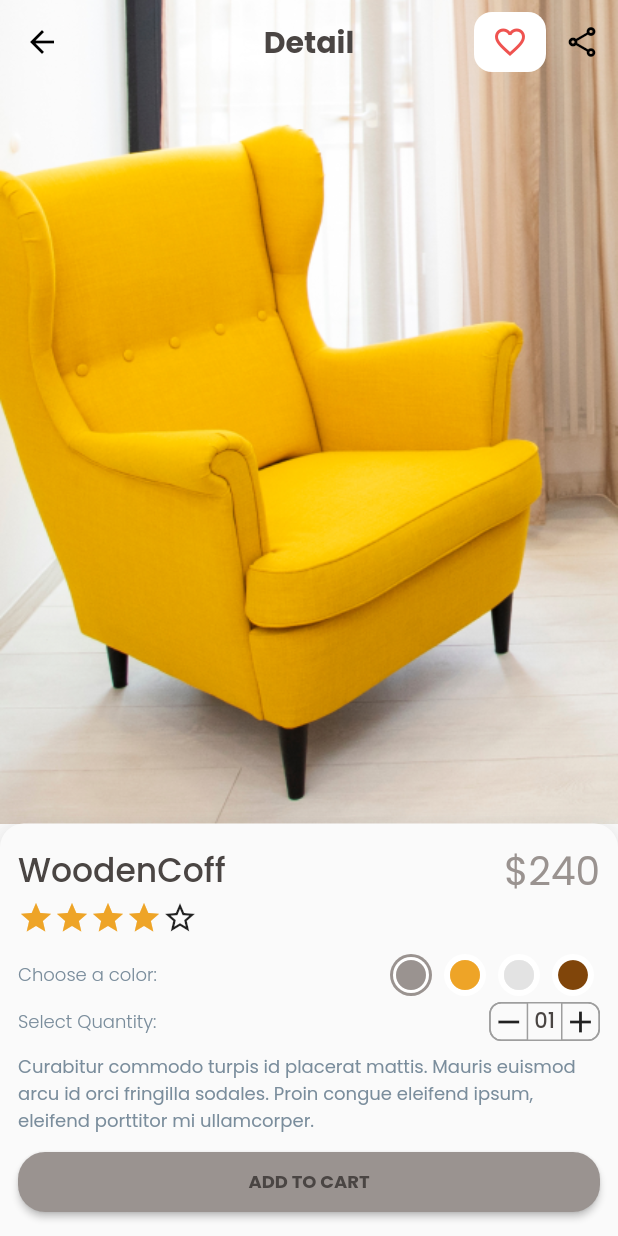
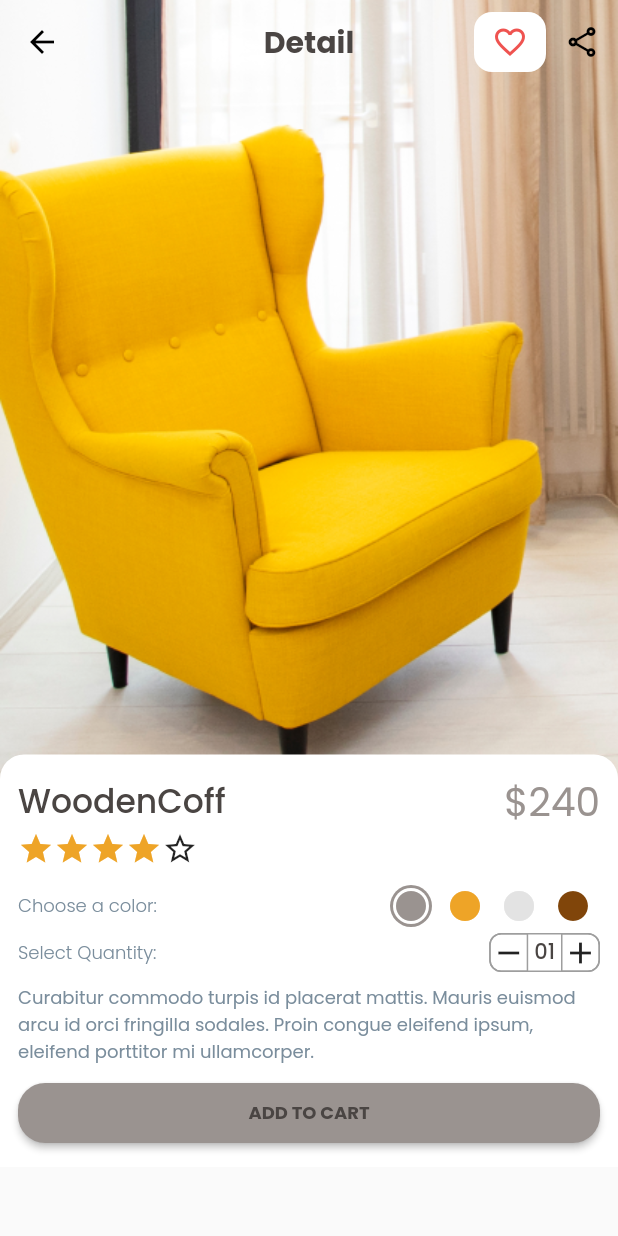
Before and after one commit to lie16/fugi_furniture_shop, a Flutter app: the MyDetailProduct screen opened by its route, on a phone screen of 412 x 824 dp. Run offline on Flutter 3.47's test engine with Material 2 defaults, Android fonts, the phone set to English and light mode, and no system bars; our stand-ins replace flutter_screenutil, go_router, google_fonts.

Commit message:
nambah material dan matrix transform aja sih

```diff
--- a/lib/feature/home/product/my_detail_product.dart
+++ b/lib/feature/home/product/my_detail_product.dart
@@ -89,10 +89,17 @@ class _MyDetailProductState extends State<MyDetailProduct> {
             ),
           ),
           Material(
-            borderRadius: const BorderRadius.only(
+            elevation: 20,
+            child: Container(
+              decoration: const BoxDecoration(
+                color: Colors.white,
+                borderRadius: BorderRadius.only(
                   topLeft: Radius.circular(16.0),
                   topRight: Radius.circular(16.0)),
-            elevation: 12.0,
+              ),
+
+              transform: Matrix4.translationValues(0, -46, 0),
+              // elevation: 12.0,
               // child: Text('asdad'),
               child: Padding(
                 padding: const EdgeInsets.all(12.0),
@@ -165,6 +172,7 @@ class _MyDetailProductState extends State<MyDetailProduct> {
                   ],
                 ),
               ),
+            ),
           )
         ],
       ),
```
Lines whose indentation alone changed are shown as unchanged.
